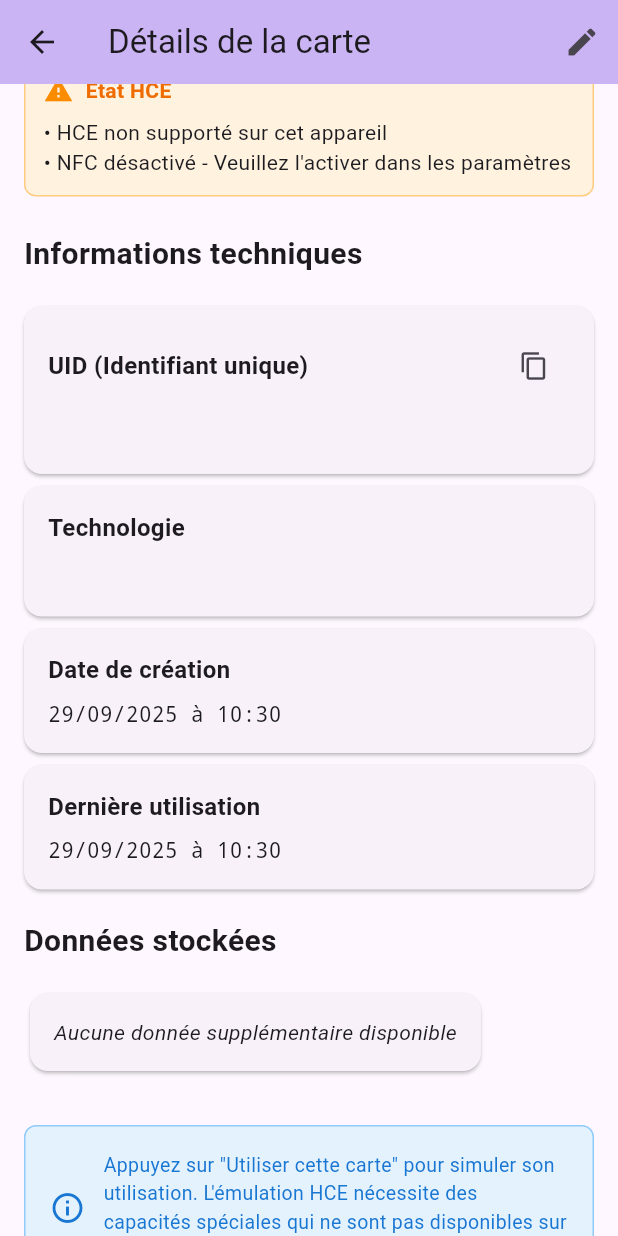
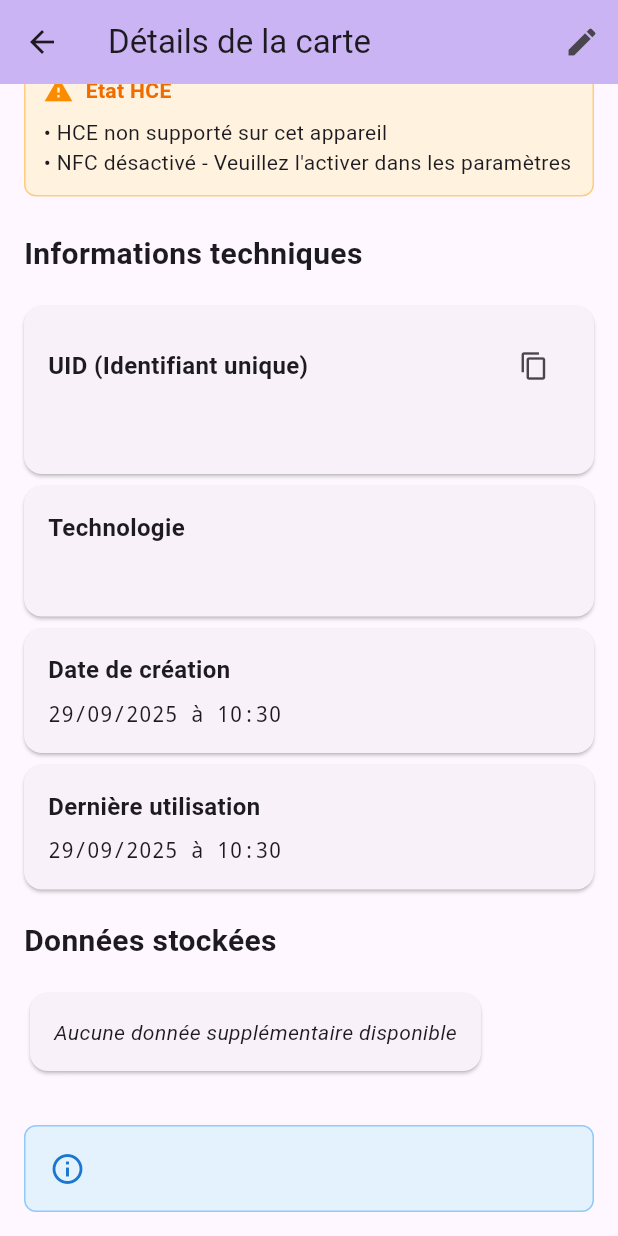
Before and after one commit to RETR0EDIT/NFCR, a Flutter app: the CardDetailScreen screen opened directly with empty values, scrolled down 208 dp, on a phone screen of 412 x 824 dp. Run offline on Flutter 3.47's test engine with Material 3 defaults, Android fonts, the phone set to English and light mode, and no system bars; our stand-ins replace file_picker, permission_handler, share_plus, sqflite; missing offline and left inert: nfc_manager; accounts and stored records are empty.

Commit message:
removing useless text

```diff
--- a/lib/screens/card_detail_screen.dart
+++ b/lib/screens/card_detail_screen.dart
@@ -470,15 +470,6 @@ class _CardDetailScreenState extends State<CardDetailScreen> {
                 children: [
                   Icon(Icons.info_outline, color: Colors.blue.shade700),
                   const SizedBox(width: 12),
-                  Expanded(
-                    child: Text(
-                      'Appuyez sur "Utiliser cette carte" pour simuler son utilisation. L\'émulation HCE nécessite des capacités spéciales qui ne sont pas disponibles sur tous les appareils.',
-                      style: TextStyle(
-                        color: Colors.blue.shade700,
-                        fontSize: 13,
-                      ),
-                    ),
-                  ),
                 ],
               ),
             ),
```
